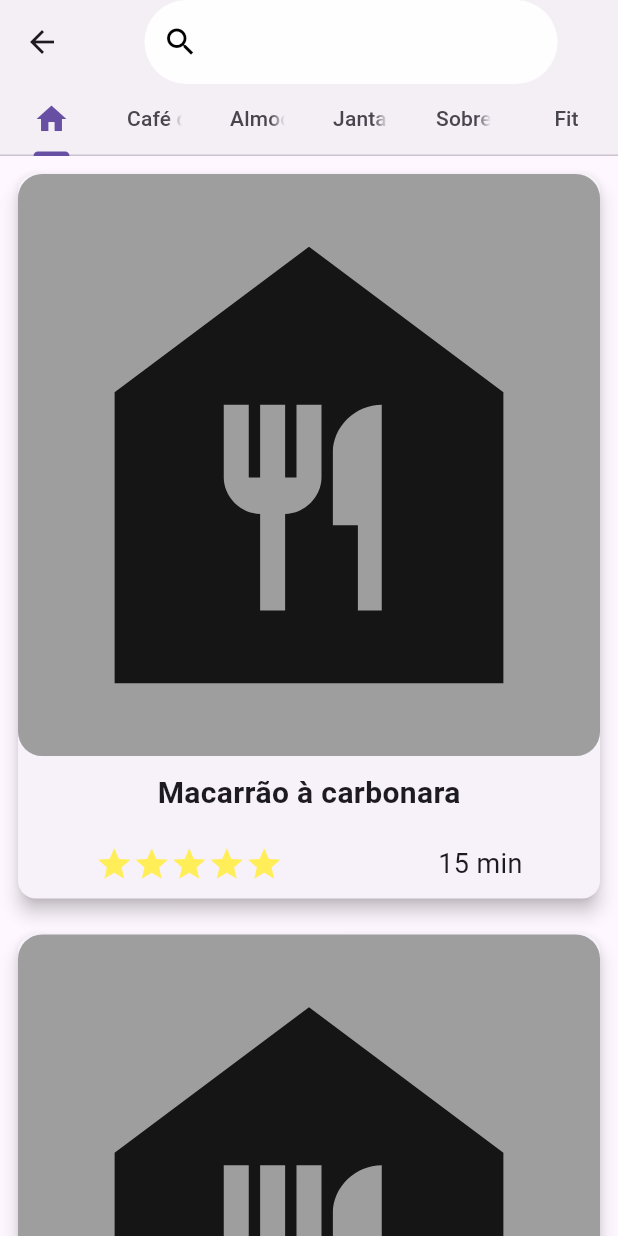
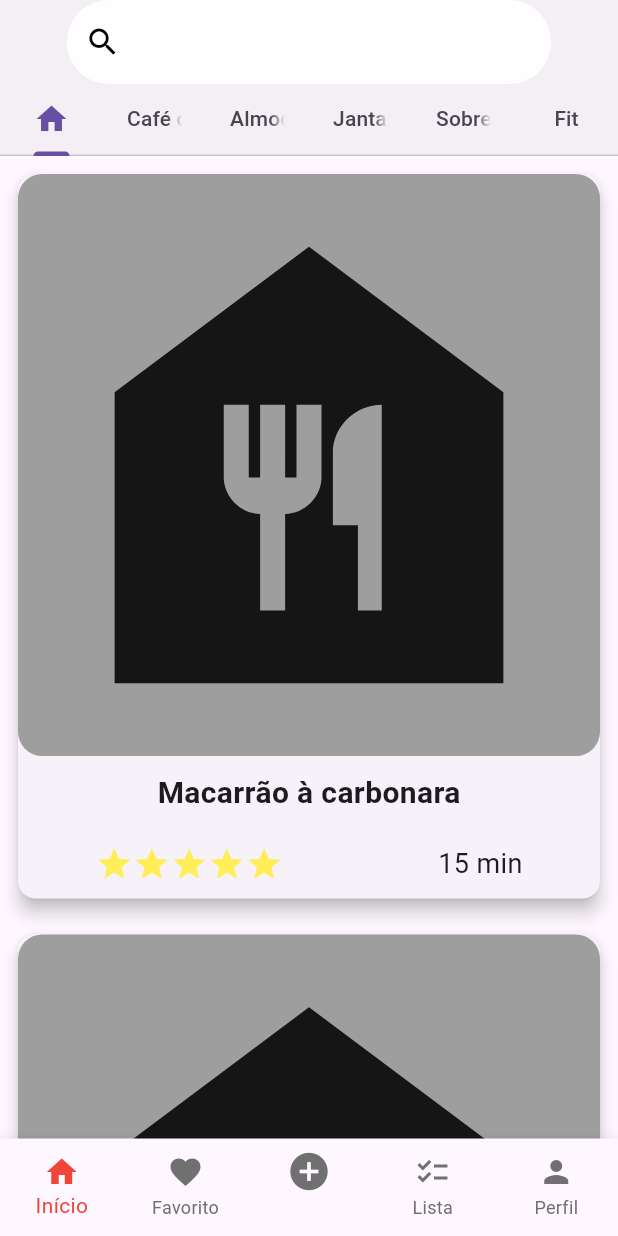
Before and after one commit to robkenha3/Recipe_app, a Flutter app: the HomeScreen screen opened directly, on a phone screen of 412 x 824 dp. Run offline on Flutter 3.47's test engine with Material 3 defaults, Android fonts, the phone set to English and light mode, and no system bars.

Commit message:
Adicionado tela favorito

```diff
--- a/lib/main.dart
+++ b/lib/main.dart
@@ -1,7 +1,7 @@
 import 'package:flutter/material.dart';
 import 'package:projeto_receitas/logic/recipe_list_notifier.dart';
 import 'package:projeto_receitas/logic/recipe_list_widget.dart';
-import 'view/screen/home.dart';
+import 'view/screen/home_screen.dart';
 
 void main() {
   runApp(RecipeApp());
@@ -14,7 +14,7 @@ class RecipeApp extends StatelessWidget {
   Widget build(BuildContext context) {
     return RecipeListWidget(
       recipeListNotifier: RecipeListNotifier(),
-      child: MaterialApp(home: Home()),
+      child: MaterialApp(home: HomeScreen()),
     );
   }
 }
--- a/lib/view/screen/home_screen.dart
+++ b/lib/view/screen/home_screen.dart
@@ -1,6 +1,7 @@
 import 'package:flutter/material.dart';
-
-import '../components/recipe_card.dart';
+import 'package:projeto_receitas/view/components/home_screen_content.dart';
+import 'add_recipe_screen.dart';
+import 'favorite_screen.dart';
 
 class HomeScreen extends StatefulWidget {
   const HomeScreen({super.key});
@@ -10,66 +11,44 @@ class HomeScreen extends StatefulWidget {
 }
 
 class _HomeScreenState extends State<HomeScreen> {
-  TextEditingController textController = TextEditingController();
+  int _selectedIndex = 0;
 
+  final List<Widget> _pages = [
+    HomeScreenContent(),
+    FavoriteScreen(),
+    AddRecipeScreen(),
+  ];
   @override
   Widget build(BuildContext context) {
-    //PageView -> ver sobre isso para trocar o tabBar
-    return DefaultTabController(
-      length: 6,
-      child: Scaffold(
-        appBar: AppBar(
-          backgroundColor: Color.fromARGB(70, 218, 218, 218),
-          title: Center(
-            child: FractionallySizedBox(
-              widthFactor: 0.85,
-              child: TextField(
-                controller: textController,
-                onChanged: (value) => {setState(() {})},
-                decoration: InputDecoration(
-                  border: OutlineInputBorder(
-                    borderRadius: BorderRadius.circular(50.0),
-                    borderSide: const BorderSide(
-                      color: Colors.transparent,
-                      width: 0,
-                    ),
-                  ),
-                  enabledBorder: OutlineInputBorder(
-                    borderRadius: BorderRadius.circular(50.0),
-                    borderSide: const BorderSide(
-                      color: Colors.transparent,
-                      width: 0,
-                    ),
-                  ),
-                  filled: true,
-                  fillColor: Color.fromRGBO(255, 254, 254, 1),
-                  prefixIcon: Icon(Icons.search, color: Colors.black),
-                ),
-              ),
-            ),
+    void onItemTapped(int index) {
+      setState(() {
+        _selectedIndex = index;
+      });
+    }
+
+    return Scaffold(
+      body: IndexedStack(index: _selectedIndex, children: _pages),
+      bottomNavigationBar: BottomNavigationBar(
+        currentIndex: _selectedIndex,
+        onTap: onItemTapped,
+
+        type: BottomNavigationBarType.fixed,
+        items: <BottomNavigationBarItem>[
+          BottomNavigationBarItem(icon: Icon(Icons.home), label: "Início"),
+          BottomNavigationBarItem(
+            icon: Icon(Icons.favorite),
+            label: "Favorito",
           ),
+          BottomNavigationBarItem(
+            icon: Icon(Icons.add_circle, size: 30.0),
+            label: "",
+          ),
+          BottomNavigationBarItem(icon: Icon(Icons.checklist), label: "Lista"),
+          BottomNavigationBarItem(icon: Icon(Icons.person), label: "Perfil"),
+        ],
 
-          bottom: const TabBar(
-            tabs: [
-              Tab(icon: Icon(Icons.home)),
-              Tab(text: "Café da manhã"),
-              Tab(text: "Almoço"),
-              Tab(text: "Jantar"),
-              Tab(text: "Sobremesa"),
-              Tab(text: "Fit"),
-            ],
-          ),
-        ),
-        body: TabBarView(
-          children: [
-            RecipeCard(),
-            Container(color: Colors.green),
-            Container(color: Colors.red),
-            Container(color: Colors.green),
-            Container(color: Colors.red),
-            Container(color: Colors.green),
-          ],
-        ),
+        selectedItemColor: Color.fromRGBO(240, 69, 57, 1),
+        unselectedItemColor: const Color.fromARGB(255, 112, 112, 112),
       ),
     );
   }
```
Also changed, not shown: lib/view/components/home_screen_content.dart (renamed from lib/view/components/search_recipe_bar.dart, +7 -49 lines), lib/view/components/recipe_favorite_card.dart (+76 -3 lines), lib/view/screen/add_recipe_screen.dart (added, +12 -0 lines), lib/view/screen/favorite_screen.dart (+26 -1 lines), lib/view/screen/home.dart (deleted, +0 -51 lines).
